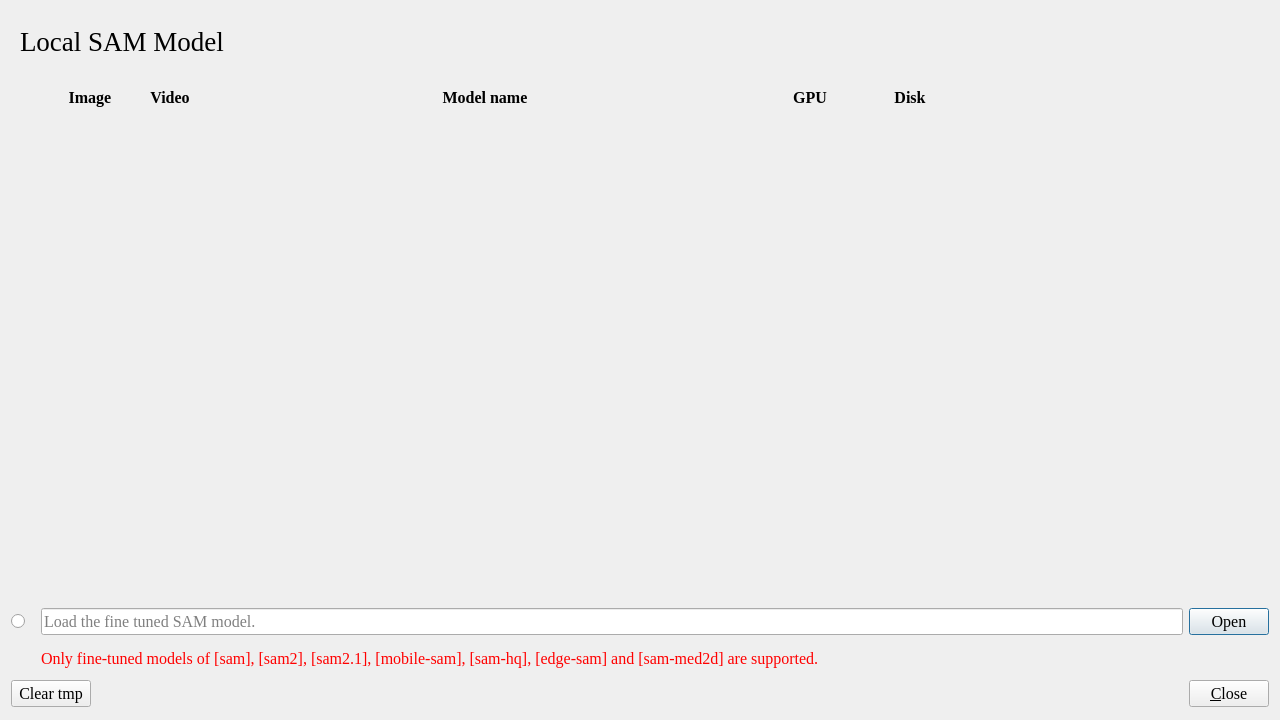
First picture: the form in ISAT/ui/model_manager_dialog.ui, repository yatengLG/ISAT_with_segment_anything, before the edit.
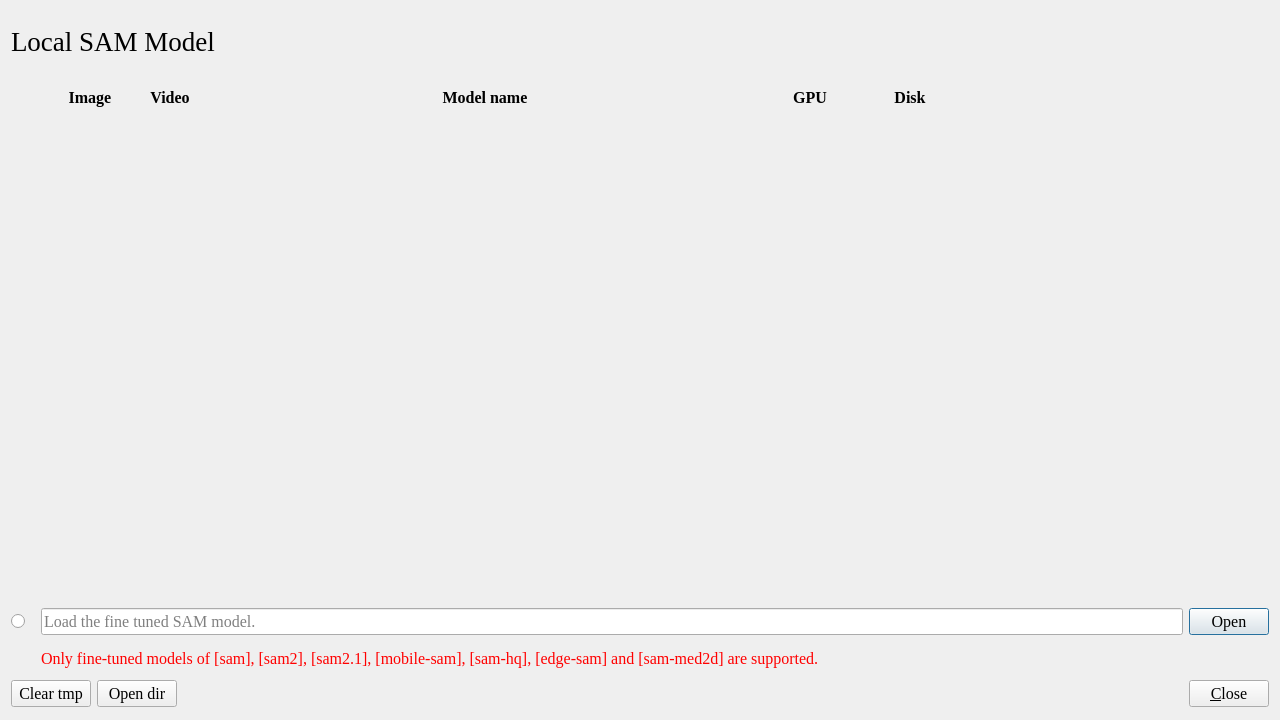
Second picture: the form after the edit.

Commit message: 模型下载功能优化 - 添加打开checkpoints文件夹的功能 - 添加了sam3的下载提示。（受限于sam3许可，需要用户自行去hugginface申请下载sam3.pt） - 解决之前的bug

What changed in the file:
```diff
--- a/ISAT/ui/model_manager_dialog.ui
+++ b/ISAT/ui/model_manager_dialog.ui
@@ -32,6 +32,18 @@
       </size>
      </property>
      <layout class="QHBoxLayout" name="horizontalLayout_2">
+      <property name="leftMargin">
+       <number>0</number>
+      </property>
+      <property name="topMargin">
+       <number>0</number>
+      </property>
+      <property name="rightMargin">
+       <number>0</number>
+      </property>
+      <property name="bottomMargin">
+       <number>0</number>
+      </property>
       <item>
        <widget class="QLabel" name="label">
         <property name="font">
@@ -435,6 +447,16 @@
         </property>
        </widget>
       </item>
+      <item>
+       <widget class="QPushButton" name="pushButton_checkpoint_dir">
+        <property name="focusPolicy">
+         <enum>Qt::ClickFocus</enum>
+        </property>
+        <property name="text">
+         <string>Open dir</string>
+        </property>
+       </widget>
+      </item>
       <item>
        <spacer name="horizontalSpacer">
         <property name="orientation">
```
The commit also changes 3 other files.
